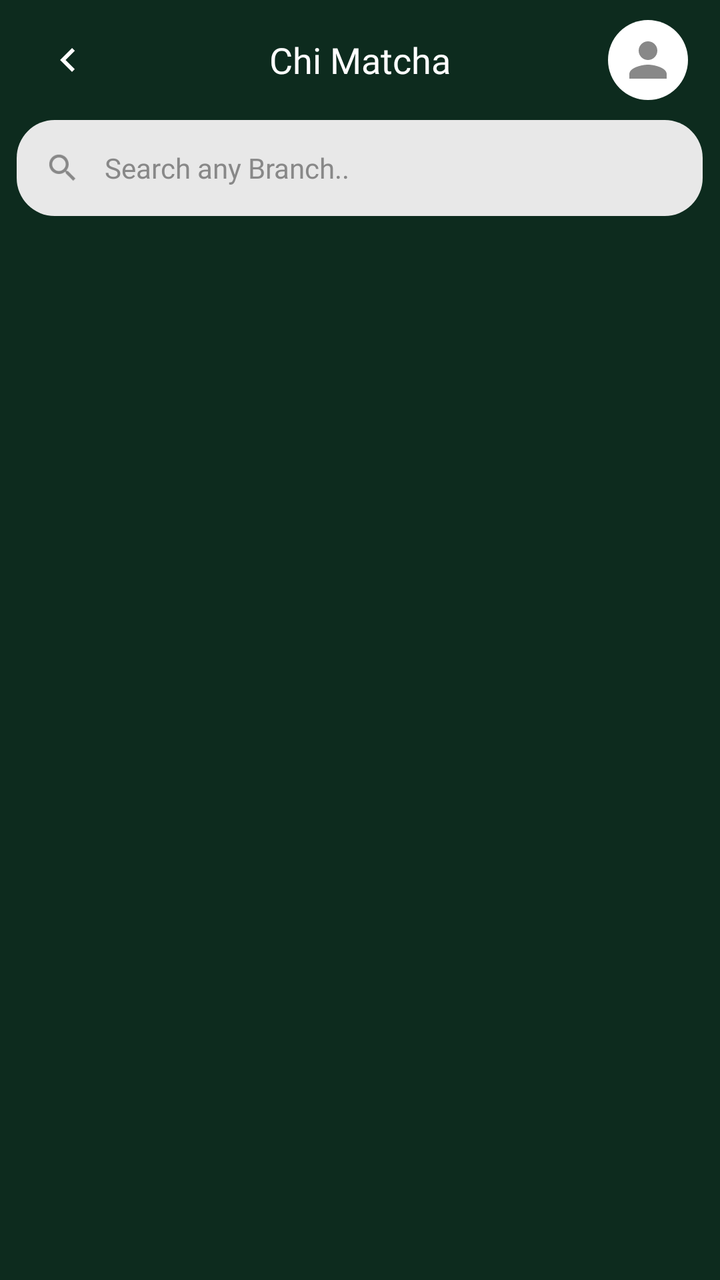
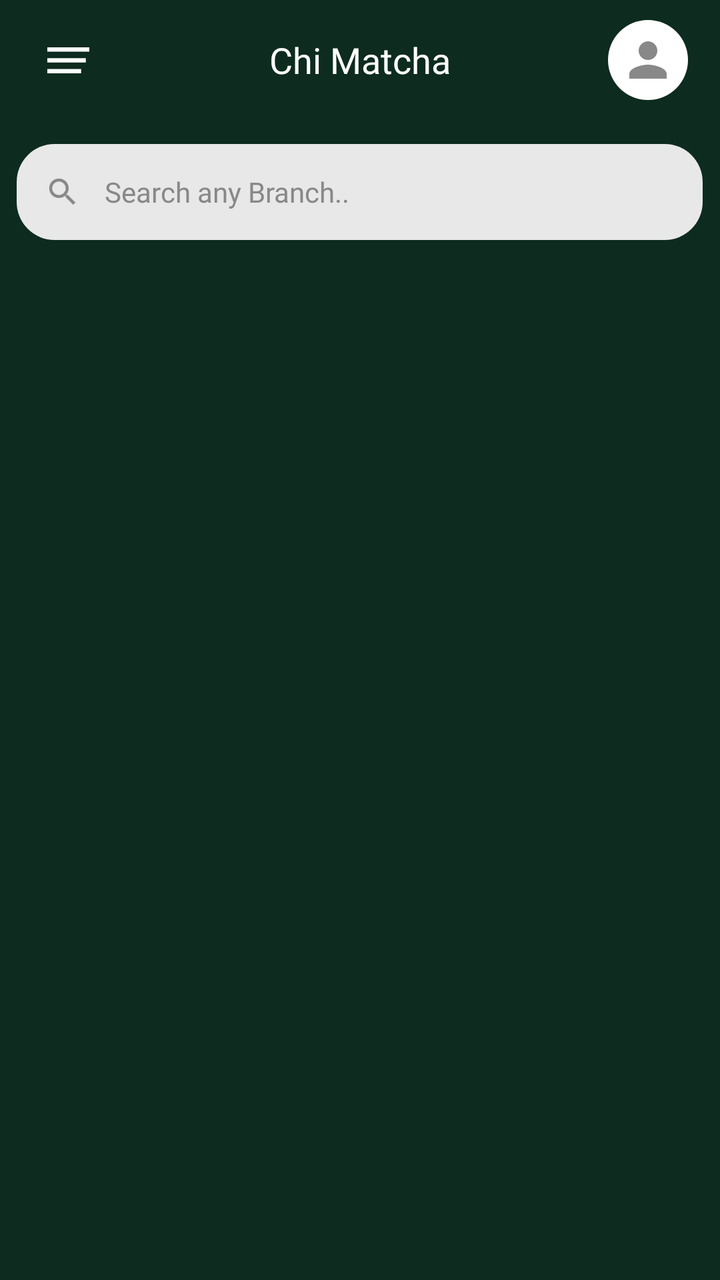

Before-and-after screenshots of an Android layout around one commit, followed by the original layout XML and the change that was made.
<!-- AndroidManifest.xml: application theme Theme.ChiMatcha -->
<!-- res/layout/activity_branch.xml -->
<?xml version="1.0" encoding="utf-8"?>
<RelativeLayout
    xmlns:android="http://schemas.android.com/apk/res/android"
    android:layout_width="match_parent"
    android:layout_height="match_parent"
    android:background="@color/chimatcha_bg">

    
    <RelativeLayout
        android:id="@+id/topBar"
        android:layout_width="match_parent"
        android:layout_height="60dp"
        android:paddingStart="16dp"
        android:paddingEnd="16dp"
        android:paddingTop="8dp"
        android:layout_alignParentTop="true">

        <ImageButton
            android:id="@+id/backButton"
            android:layout_width="36dp"
            android:layout_height="36dp"
            android:layout_alignParentStart="true"
            android:layout_centerVertical="true"
            android:src="@drawable/ic_arrow_left"
            android:background="@null"
            android:padding="4dp" />

        <TextView
            android:layout_width="wrap_content"
            android:layout_height="wrap_content"
            android:layout_centerInParent="true"
            android:text="Chi Matcha"
            android:textColor="@color/chimatcha_text_white"
            android:textSize="18sp"
            android:fontFamily="@font/montaga_regular" />

        <ImageView
            android:id="@+id/profileIcon"
            android:layout_width="40dp"
            android:layout_height="40dp"
            android:layout_alignParentEnd="true"
            android:layout_centerVertical="true"
            android:src="@drawable/ic_profile"
            android:background="@drawable/social_btn_bg"
            android:padding="6dp" />

    </RelativeLayout>

    
    <RelativeLayout
        android:id="@+id/searchBarLayout"
        android:layout_width="343dp"
        android:layout_height="48dp"
        android:layout_below="@id/topBar"
        android:layout_centerHorizontal="true"
        android:layout_marginBottom="12dp"
        android:background="@drawable/input_bg">

        <ImageView
            android:layout_width="18dp"
            android:layout_height="18dp"
            android:layout_centerVertical="true"
            android:layout_marginStart="14dp"
            android:src="@drawable/ic_search"
            android:layout_alignParentStart="true" />

        <EditText
            android:id="@+id/searchInput"
            android:layout_width="match_parent"
            android:layout_height="match_parent"
            android:hint="Search any Branch.."
            android:background="@null"
            android:paddingStart="44dp"
            android:paddingEnd="16dp"
            android:textSize="14sp"
            android:textColor="#333333"
            android:textColorHint="@color/chimatcha_text_hint"
            android:fontFamily="@font/montserrat_regular"
            android:inputType="text"
            android:imeOptions="actionSearch"
            android:singleLine="true" />

    </RelativeLayout>

    
    <androidx.recyclerview.widget.RecyclerView
        android:id="@+id/branchRecycler"
        android:layout_width="match_parent"
        android:layout_height="match_parent"
        android:layout_below="@id/searchBarLayout"
        android:layout_marginTop="4dp"
        android:paddingStart="16dp"
        android:paddingEnd="16dp"
        android:paddingBottom="16dp"
        android:clipToPadding="false" />

    
    <TextView
        android:id="@+id/noResultsText"
        android:layout_width="wrap_content"
        android:layout_height="wrap_content"
        android:layout_centerInParent="true"
        android:text="No branches found"
        android:textColor="@color/chimatcha_text_hint"
        android:textSize="16sp"
        android:fontFamily="@font/montserrat_regular"
        android:visibility="gone" />

</RelativeLayout>
<!-- resources referenced by this layout -->
<resources>
  <color name="chimatcha_bg">#0D2B1E</color>
  <color name="chimatcha_text_hint">#888888</color>
  <color name="chimatcha_text_white">#FFFFFF</color>
  <!-- drawable ic_arrow_left (drawable) -->
  <?xml version="1.0" encoding="utf-8"?>
  <vector xmlns:android="http://schemas.android.com/apk/res/android"
      android:width="24dp"
      android:height="24dp"
      android:viewportWidth="24"
      android:viewportHeight="24"
      android:tint="#FFFFFF">
      <path android:fillColor="@android:color/white"
          android:pathData="M15.41,16.59L10.83,12l4.58,-4.59L14,6l-6,6 6,6 1.41,-1.41z"/>
  </vector>
  <!-- drawable input_bg (drawable) -->
  <?xml version="1.0" encoding="utf-8"?>
  <shape xmlns:android="http://schemas.android.com/apk/res/android"
      android:shape="rectangle">
      <solid android:color="@color/chimatcha_input_bg" />
      <corners android:radius="19dp" />
  </shape>
  <!-- drawable social_btn_bg (drawable) -->
  <?xml version="1.0" encoding="utf-8"?>
  <shape xmlns:android="http://schemas.android.com/apk/res/android"
      android:shape="oval">
      <solid android:color="#FFFFFF" />
  </shape>
  <color name="chimatcha_input_bg">#E8E8E8</color>
  <color name="chimatcha_primary">#F83758</color>
  <color name="white">#FFFFFFFF</color>
  
      
      xml
  <!-- unchanged entries left out for length: 3 -->
</resources>

<!-- the commit's change to res/layout/activity_branch.xml (unified diff, before → after) -->
@@ -13,15 +13,16 @@
         android:paddingStart="16dp"
         android:paddingEnd="16dp"
         android:paddingTop="8dp"
-        android:layout_alignParentTop="true">
+        android:layout_alignParentTop="true"
+        android:layout_marginBottom="12dp">
 
         <ImageButton
-            android:id="@+id/backButton"
+            android:id="@+id/hamburgerButton"
             android:layout_width="36dp"
             android:layout_height="36dp"
             android:layout_alignParentStart="true"
             android:layout_centerVertical="true"
-            android:src="@drawable/ic_arrow_left"
+            android:src="@drawable/ic_hamburger"
             android:background="@null"
             android:padding="4dp" />
 
@@ -106,4 +107,145 @@
         android:fontFamily="@font/montserrat_regular"
         android:visibility="gone" />
 
+    
+    <LinearLayout
+        android:id="@+id/dropdownMenu"
+        android:layout_width="160dp"
+        android:layout_height="wrap_content"
+        android:layout_marginStart="12dp"
+        android:layout_marginTop="60dp"
+        android:orientation="vertical"
+        android:background="@drawable/dropdown_bg"
+        android:visibility="gone"
+        android:elevation="16dp"
+        android:paddingTop="8dp"
+        android:paddingBottom="8dp">
+
+        
+        <LinearLayout
+            android:id="@+id/menuHome"
+            android:layout_width="match_parent"
+            android:layout_height="56dp"
+            android:orientation="horizontal"
+            android:gravity="center_vertical"
+            android:paddingLeft="24dp">
+
+            <ImageView
+                android:layout_width="20dp"
+                android:layout_height="20dp"
+                android:src="@drawable/ic_home"
+                android:tint="#1B4332"
+                android:layout_marginEnd="12dp" />
+
+            <TextView
+                android:layout_width="wrap_content"
+                android:layout_height="wrap_content"
+                android:text="Home"
+                android:textColor="#1B4332"
+                android:textSize="15sp"
+                android:fontFamily="@font/montserrat_medium" />
+
+        </LinearLayout>
+
+        <View
+            android:layout_width="match_parent"
+            android:layout_height="1dp"
+            android:background="#EEEEEE"
+            android:layout_marginStart="16dp"
+            android:layout_marginEnd="16dp" />
+
+
+        <LinearLayout
+            android:id="@+id/menuItems"
+            android:layout_width="match_parent"
+            android:layout_height="56dp"
+            android:orientation="horizontal"
+            android:gravity="center_vertical"
+            android:paddingLeft="24dp">
+
+            <ImageView
+                android:layout_width="20dp"
+                android:layout_height="20dp"
+                android:src="@drawable/ic_heart"
+                android:tint="#1B4332"
+                android:layout_marginEnd="12dp" />
+
+            <TextView
+                android:layout_width="wrap_content"
+                android:layout_height="wrap_content"
+                android:text="Menu"
+                android:textColor="#1B4332"
+                android:textSize="15sp"
+                android:fontFamily="@font/montserrat_medium" />
+
+        </LinearLayout>
+
+        <View
+            android:layout_width="match_parent"
+            android:layout_height="1dp"
+            android:background="#EEEEEE"
+            android:layout_marginStart="16dp"
+            android:layout_marginEnd="16dp" />
+
+        
+        <LinearLayout
+            android:id="@+id/menuBranch"
+            android:layout_width="match_parent"
+            android:layout_height="56dp"
+            android:orientation="horizontal"
+            android:gravity="center_vertical"
+            android:paddingLeft="24dp">
+
+            <ImageView
+                android:layout_width="20dp"
+                android:layout_height="20dp"
+                android:src="@drawable/ic_branch"
+                android:tint="#1B4332"
+                android:layout_marginEnd="12dp" />
+
+            <TextView
+                android:layout_width="wrap_content"
+                android:layout_height="wrap_content"
+                android:text="Branch"
+                android:textColor="#1B4332"
+                android:textSize="15sp"
+                android:fontFamily="@font/montserrat_medium" />
+
+        </LinearLayout>
+
+        <View
+            android:layout_width="match_parent"
+            android:layout_height="1dp"
+            android:background="#EEEEEE"
+            android:layout_marginStart="16dp"
+            android:layout_marginEnd="16dp" />
+
+        
+        <LinearLayout
+            android:id="@+id/menuLogout"
+            android:layout_width="match_parent"
+            android:layout_height="56dp"
+            android:orientation="horizontal"
+            android:gravity="center_vertical"
+            android:paddingLeft="24dp">
+
+            <ImageView
+                android:layout_width="20dp"
+                android:layout_height="20dp"
+                android:src="@drawable/ic_logout"
+                android:tint="#1B4332"
+                android:layout_marginEnd="12dp" />
+
+            <TextView
+                android:layout_width="wrap_content"
+                android:layout_height="wrap_content"
+                android:text="Log Out"
+                android:textColor="#1B4332"
+                android:textSize="15sp"
+                android:fontFamily="@font/montserrat_medium" />
+
+        </LinearLayout>
+
+    </LinearLayout>
+
 </RelativeLayout>
<!-- resource entries referenced after the edit -->
@@ -3,16 +3,72 @@
   <color name="chimatcha_bg">#0D2B1E</color>
   <color name="chimatcha_text_hint">#888888</color>
   <color name="chimatcha_text_white">#FFFFFF</color>
-  <!-- drawable ic_arrow_left (drawable) -->
+  <!-- drawable dropdown_bg (drawable) -->
+  <?xml version="1.0" encoding="utf-8"?>
+  <shape xmlns:android="http://schemas.android.com/apk/res/android"
+      android:shape="rectangle">
+      <solid android:color="#FFFFFF" />
+      <corners android:radius="12dp" />
+  </shape>
+  <!-- drawable ic_branch (drawable) -->
   <?xml version="1.0" encoding="utf-8"?>
   <vector xmlns:android="http://schemas.android.com/apk/res/android"
       android:width="24dp"
       android:height="24dp"
       android:viewportWidth="24"
-      android:viewportHeight="24"
-      android:tint="#FFFFFF">
-      <path android:fillColor="@android:color/white"
-          android:pathData="M15.41,16.59L10.83,12l4.58,-4.59L14,6l-6,6 6,6 1.41,-1.41z"/>
+      android:viewportHeight="24">
+      <path android:fillColor="#000000"
+          android:pathData="M12,2C8.13,2 5,5.13 5,9c0,5.25 7,13 7,13s7,-7.75 7,-13c0,-3.87-3.13,-7-7,-7zM12,11.5c-1.38,0-2.5,-1.12-2.5,-2.5s1.12,-2.5 2.5,-2.5 2.5,1.12 2.5,2.5-1.12,2.5-2.5,2.5z"/>
+  </vector>
+  <!-- drawable ic_hamburger (drawable) -->
+  <vector xmlns:android="http://schemas.android.com/apk/res/android"
+      android:width="21dp"
+      android:height="13dp"
+      android:viewportWidth="21"
+      android:viewportHeight="13">
+    <path
+        android:pathData="M0,13V10.833H16.917V13H0ZM0,7.583V5.417H19.25V7.583H0ZM0,2.167V0H21V2.167H0Z"
+        android:fillColor="#ffffff"/>
+  </vector>
+  <!-- drawable ic_heart (drawable) -->
+  <?xml version="1.0" encoding="utf-8"?>
+  <vector xmlns:android="http://schemas.android.com/apk/res/android"
+      android:width="24dp"
+      android:height="24dp"
+      android:viewportWidth="24"
+      android:viewportHeight="24">
+      <path android:fillColor="#000000" android:pathData="M12,21.35l-1.45,-1.32C5.4,15.36 2,12.28 2,8.5 2,5.42 4.42,3 7.5,3c1.74,0 3.41,0.81 4.5,2.09C13.09,3.81 14.76,3 16.5,3 19.58,3 22,5.42 22,8.5c0,3.78-3.4,6.86-8.55,11.54L12,21.35z"/>
+  </vector>
+  <!-- drawable ic_home (drawable) -->
+  <vector xmlns:android="http://schemas.android.com/apk/res/android"
+      android:width="25dp"
+      android:height="24dp"
+      android:viewportWidth="25"
+      android:viewportHeight="24">
+    <path
+        android:pathData="M3.092,9L12.369,2L21.646,9V20C21.646,20.53 21.429,21.039 21.042,21.414C20.656,21.789 20.131,22 19.585,22H5.154C4.607,22 4.083,21.789 3.696,21.414C3.309,21.039 3.092,20.53 3.092,20V9Z"
+        android:strokeLineJoin="round"
+        android:strokeWidth="2"
+        android:fillColor="#00000000"
+        android:strokeColor="#F83758"
+        android:strokeLineCap="round"/>
+    <path
+        android:pathData="M9.277,22V12H15.462V22"
+        android:strokeLineJoin="round"
+        android:strokeWidth="2"
+        android:fillColor="#00000000"
+        android:strokeColor="#F83758"
+        android:strokeLineCap="round"/>
+  </vector>
+  <!-- drawable ic_logout (drawable) -->
+  <?xml version="1.0" encoding="utf-8"?>
+  <vector xmlns:android="http://schemas.android.com/apk/res/android"
+      android:width="24dp"
+      android:height="24dp"
+      android:viewportWidth="24"
+      android:viewportHeight="24">
+      <path android:fillColor="#000000"
+          android:pathData="M17,7l-1.41,1.41L18.17,11H8v2h10.17l-2.58,2.58L17,17l5,-5zM4,5h8V3H4c-1.1,0-2,0.9-2,2v14c0,1.1 0.9,2 2,2h8v-2H4V5z"/>
   </vector>
   <!-- drawable input_bg (drawable) -->
   <?xml version="1.0" encoding="utf-8"?>
